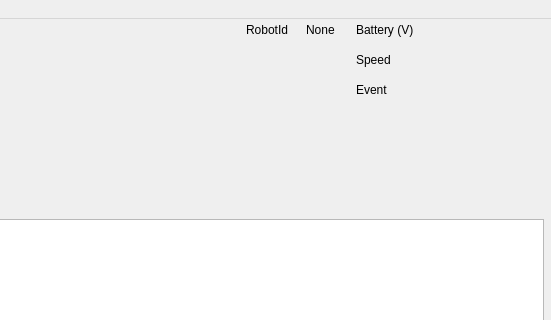
Old version of the form newRobotClient/mainwindow.ui in the repository RissanenGit/RobotProject; both pictures show x 194 to 745 and y 0 to 320 of the 745 by 493 pixel window.
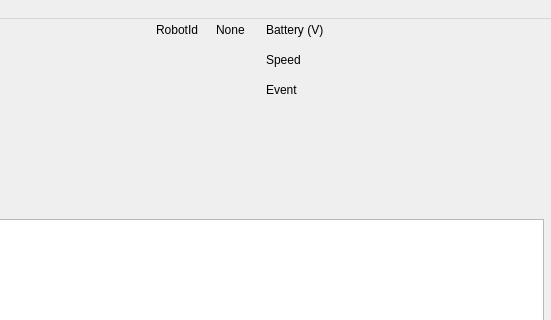
New version of the form.

What changed in the file:
```diff
--- a/newRobotClient/mainwindow.ui
+++ b/newRobotClient/mainwindow.ui
@@ -47,7 +47,7 @@
    <widget class="QLabel" name="batteryText">
     <property name="geometry">
      <rect>
-      <x>550</x>
+      <x>460</x>
       <y>0</y>
       <width>81</width>
       <height>21</height>
@@ -60,7 +60,7 @@
    <widget class="QLabel" name="actionText">
     <property name="geometry">
      <rect>
-      <x>550</x>
+      <x>460</x>
       <y>60</y>
       <width>71</width>
       <height>21</height>
@@ -73,7 +73,7 @@
    <widget class="QLabel" name="batteryLabel">
     <property name="geometry">
      <rect>
-      <x>634</x>
+      <x>550</x>
       <y>0</y>
       <width>101</width>
       <height>21</height>
@@ -86,9 +86,9 @@
    <widget class="QLabel" name="actionLabel">
     <property name="geometry">
      <rect>
-      <x>634</x>
+      <x>550</x>
       <y>60</y>
-      <width>101</width>
+      <width>191</width>
       <height>21</height>
      </rect>
     </property>
@@ -109,7 +109,7 @@
    <widget class="QLabel" name="speedText">
     <property name="geometry">
      <rect>
-      <x>550</x>
+      <x>460</x>
       <y>30</y>
       <width>71</width>
       <height>21</height>
@@ -122,7 +122,7 @@
    <widget class="QLabel" name="speedLabel">
     <property name="geometry">
      <rect>
-      <x>634</x>
+      <x>550</x>
       <y>30</y>
       <width>101</width>
       <height>21</height>
@@ -135,7 +135,7 @@
    <widget class="QLabel" name="robotIdText">
     <property name="geometry">
      <rect>
-      <x>440</x>
+      <x>350</x>
       <y>0</y>
       <width>61</width>
       <height>21</height>
@@ -148,7 +148,7 @@
    <widget class="QLabel" name="robotIdLabel">
     <property name="geometry">
      <rect>
-      <x>500</x>
+      <x>410</x>
       <y>0</y>
       <width>41</width>
       <height>21</height>
```
